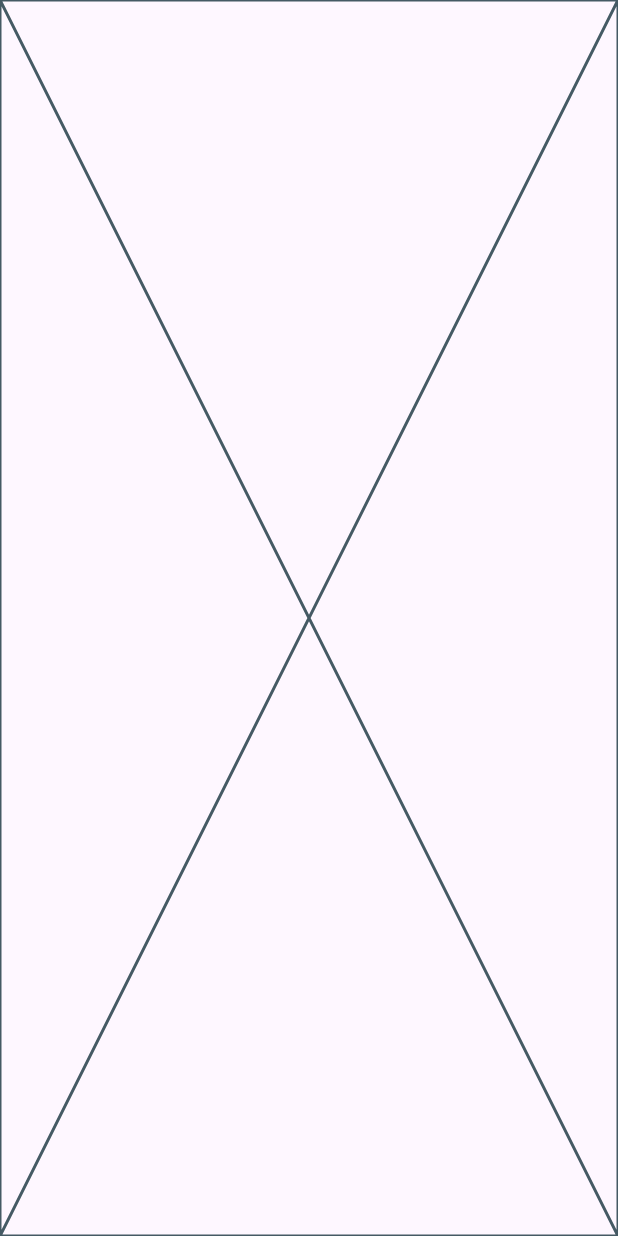
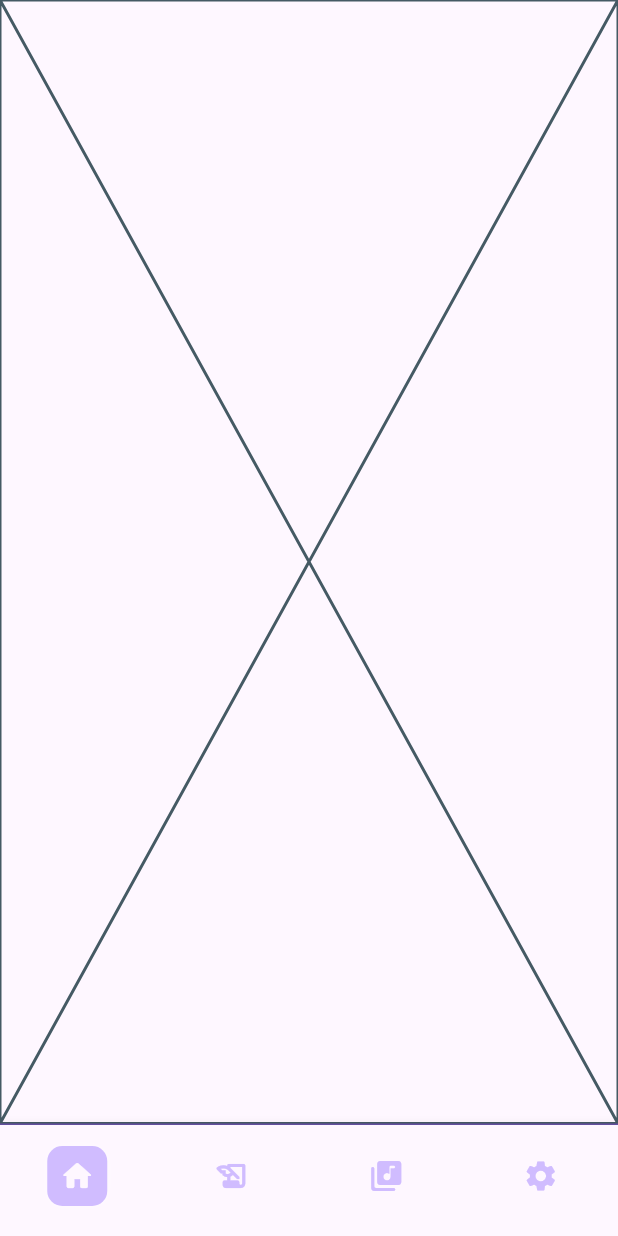
Before and after one commit to kwakyebrilliant/play, a Flutter app: the LandingPage screen opened directly, on a phone screen of 412 x 824 dp. Run offline on Flutter 3.47's test engine with Material 3 defaults, Android fonts, the phone set to English and light mode, and no system bars.

Commit message:
landing page updates

```diff
--- a/lib/component/landing_page.dart
+++ b/lib/component/landing_page.dart
@@ -25,6 +25,137 @@ class _LandingPageState extends State<LandingPage> {
   Widget build(BuildContext context) {
     return Scaffold(
       body: _pages[_currentIndex],
+      bottomNavigationBar: Container(
+        decoration: BoxDecoration(
+          border: Border(
+            top: BorderSide(
+              color: Theme.of(context).colorScheme.primary,
+            ),
+          ),
+        ),
+        child: BottomNavigationBar(
+          currentIndex: _currentIndex,
+          onTap: (index) {
+            setState(() {
+              _currentIndex = index;
+            });
+          },
+          // Color for selected item
+          selectedItemColor: Theme.of(context).colorScheme.background,
+
+          // Color for unselected items
+          unselectedItemColor: Theme.of(context).colorScheme.inversePrimary,
+
+          // Hide selected labels
+          showSelectedLabels: false,
+
+          // Hide unselected labels
+          showUnselectedLabels: false,
+          type: BottomNavigationBarType.fixed,
+          items: [
+            BottomNavigationBarItem(
+              icon: Container(
+                padding: const EdgeInsets.all(8.0),
+                decoration: BoxDecoration(
+                  color: _currentIndex == 0
+                      ? Theme.of(context).colorScheme.inversePrimary
+
+                      // White background for the selected item
+                      : null,
+                  borderRadius: BorderRadius.circular(
+                    10.0,
+                  ),
+                  boxShadow: _currentIndex == 0
+                      ? [
+                          BoxShadow(
+                            color: Colors.white.withOpacity(0.2),
+                            blurRadius: 8,
+                          ),
+                        ]
+                      : null,
+                ),
+                child: const Icon(Icons.home_rounded),
+              ),
+              label: 'Home',
+            ),
+            BottomNavigationBarItem(
+              icon: Container(
+                padding: const EdgeInsets.all(8.0),
+                decoration: BoxDecoration(
+                  color: _currentIndex == 1
+                      ? Theme.of(context).colorScheme.inversePrimary
+
+                      // White background for the selected item
+                      : null,
+                  borderRadius: BorderRadius.circular(
+                    10.0,
+                  ),
+                  boxShadow: _currentIndex == 1
+                      ? [
+                          BoxShadow(
+                            color: Colors.white.withOpacity(0.2),
+                            blurRadius: 8,
+                          ),
+                        ]
+                      : null,
+                ),
+                child: const Icon(Icons.history_edu_rounded),
+              ),
+              label: 'Search',
+            ),
+            BottomNavigationBarItem(
+              icon: Container(
+                padding: const EdgeInsets.all(8.0),
+                decoration: BoxDecoration(
+                  color: _currentIndex == 2
+                      ? Theme.of(context).colorScheme.inversePrimary
+
+                      // White background for the selected item
+                      : null,
+                  borderRadius: BorderRadius.circular(
+                    10.0,
+                  ),
+                  boxShadow: _currentIndex == 2
+                      ? [
+                          BoxShadow(
+                            color: Colors.white.withOpacity(0.2),
+                            blurRadius: 8,
+                          ),
+                        ]
+                      : null,
+                ),
+                child: const Icon(Icons.library_music_rounded),
+              ),
+              label: 'Library',
+            ),
+            BottomNavigationBarItem(
+              icon: Container(
+                padding: const EdgeInsets.all(8.0),
+                decoration: BoxDecoration(
+                  color: _currentIndex == 2
+                      ? Theme.of(context).colorScheme.inversePrimary
+
+                      // White background for the selected item
+                      : null,
+                  borderRadius: BorderRadius.circular(
+                    10.0,
+                  ),
+                  boxShadow: _currentIndex == 2
+                      ? [
+                          BoxShadow(
+                            color: Colors.white.withOpacity(0.2),
+                            blurRadius: 8,
+                          ),
+                        ]
+                      : null,
+                ),
+                child: const Icon(Icons.settings),
+              ),
+              label: 'Settings',
+            ),
+          ],
+        ),
+      ),
     );
   }
 }
```
